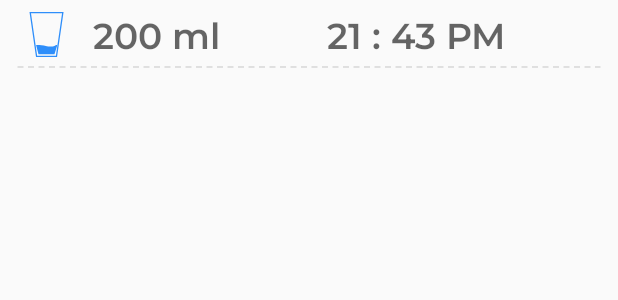
After one commit to kuldeep-IT/WaterRemainder2, an Android app: the layout layout_water_history.xml on its own in the app's theme, with its tools: preview values and no code run, on a phone screen of 412 x 824 dp. The commit adds this screen. Shown: the top 300 px of the screen. Run offline under Robolectric (Android 15) with nearby library versions, the phone set to English and light mode, and no system bars.

Commit message:
- history

```diff
--- a/app/src/main/java/com/example/waterremainder/MainActivity.kt
+++ b/app/src/main/java/com/example/waterremainder/MainActivity.kt
@@ -8,15 +8,20 @@ import android.os.Bundle
 import androidx.annotation.RequiresApi
 import androidx.appcompat.app.AppCompatActivity
 import androidx.databinding.DataBindingUtil
+import androidx.lifecycle.ViewModelProvider
 import androidx.lifecycle.asLiveData
 import androidx.viewpager2.adapter.FragmentStateAdapter
 import com.example.waterremainder.adapter.TabPagerAdapter
 import com.example.waterremainder.databinding.ActivityMainBinding
+import com.example.waterremainder.db.WaterDB
 import com.example.waterremainder.fragments.HistoryFragment
 import com.example.waterremainder.fragments.HomeFragment
 import com.example.waterremainder.fragments.SettingsFragment
+import com.example.waterremainder.repositories.WaterRepo
 import com.example.waterremainder.utils.DataStoreManager
 import com.example.waterremainder.utils.PreferenceKeys
+import com.example.waterremainder.viewmodel.WaterViewModel
+import com.example.waterremainder.viewmodel.WaterVmProv
 import com.example.waterremainder.walkThrough.MainWalkThrough
 import com.google.android.material.tabs.TabLayoutMediator
 
@@ -24,6 +29,8 @@ class MainActivity : AppCompatActivity() {
 
     lateinit var sharedPreferences: SharedPreferences
     lateinit var sharedEditor: SharedPreferences.Editor
+
+    lateinit var vm: WaterViewModel
 
     lateinit var dataStoreManager: DataStoreManager
     var isFirstRun: Boolean = false
@@ -36,6 +43,10 @@ class MainActivity : AppCompatActivity() {
         super.onCreate(savedInstanceState)
 
         binding = DataBindingUtil.setContentView(this, R.layout.activity_main)
+
+        val repo = WaterRepo(WaterDB(this))
+        val viewModelProviderFactory = WaterVmProv(repo)
+        vm =  ViewModelProvider(this,viewModelProviderFactory).get(WaterViewModel::class.java)
 
         sharedPreferences = getPreferences(Context.MODE_PRIVATE)
         sharedEditor = sharedPreferences.edit()
--- a/app/src/main/java/com/example/waterremainder/fragments/HomeFragment.kt
+++ b/app/src/main/java/com/example/waterremainder/fragments/HomeFragment.kt
@@ -11,16 +11,22 @@ import android.widget.Toast
 import androidx.core.content.ContextCompat
 import androidx.fragment.app.Fragment
 import androidx.lifecycle.Lifecycle
+import androidx.lifecycle.Observer
 import androidx.lifecycle.asLiveData
 import androidx.recyclerview.widget.GridLayoutManager
 import androidx.recyclerview.widget.RecyclerView
+import com.example.waterremainder.MainActivity
 import com.example.waterremainder.R
 import com.example.waterremainder.adapter.DialogBottleAdapter
 import com.example.waterremainder.databinding.FragmentHomeBinding
+import com.example.waterremainder.db.WaterDB
 import com.example.waterremainder.model.BottleSizeData
+import com.example.waterremainder.model.WaterData
+import com.example.waterremainder.repositories.WaterRepo
 import com.example.waterremainder.utils.DataStoreManager
 import com.example.waterremainder.utils.PreferenceKeys.GLASS_SIZE
 import com.example.waterremainder.utils.PreferenceKeys.TAKEN_WATER_VALUE
+import com.example.waterremainder.viewmodel.WaterViewModel
 import com.google.android.gms.ads.*
 import com.google.android.gms.ads.interstitial.InterstitialAd
 import com.google.android.gms.ads.interstitial.InterstitialAdLoadCallback
@@ -46,7 +52,7 @@ class HomeFragment : Fragment(), View.OnClickListener {
     private var mInterstitialAd: InterstitialAd? = null
     private lateinit var bottleAdapter: DialogBottleAdapter
     lateinit var dataStoreManager: DataStoreManager
-
+    lateinit var viewModel: WaterViewModel
     var takenWater = 0
 
     override fun onCreateView(
@@ -56,6 +62,8 @@ class HomeFragment : Fragment(), View.OnClickListener {
         // Inflate the layout for this fragment
         binding = FragmentHomeBinding.inflate(inflater, container, false)
         dataStoreManager = DataStoreManager(requireActivity())
+
+        viewModel = (activity as MainActivity).vm
 
         dataStoreManager.readIntegerFromDataStore(TAKEN_WATER_VALUE).asLiveData()
             .observe(requireActivity(), {
@@ -218,6 +226,23 @@ class HomeFragment : Fragment(), View.OnClickListener {
                     })
 
                 takenWater = takenWater + glassSizeValue
+
+                var waterData = WaterData(
+                    id = System.currentTimeMillis(),
+                    glassSize = glassSizeValue,
+                    time = System.currentTimeMillis(),
+                    takenWater = takenWater
+                )
+
+                viewModel.addWater(waterData)
+//                Log.d("GET_STORED_DATA", viewModel.getAllWater.toString() )
+
+                viewModel.getAllWater.observe(requireActivity(), Observer{ list ->
+                    list.let {
+                        Log.d("GET_STORED_DATA", it.toString() )
+                    }
+                })
+
                 binding.tvTakenDrink.setText(takenWater.toString())
                 CoroutineScope(Dispatchers.IO).launch {
                     dataStoreManager.saveIntToDataStore(TAKEN_WATER_VALUE, takenWater)
--- a/app/src/main/java/com/example/waterremainder/model/WaterHistoryData.kt
+++ b/app/src/main/java/com/example/waterremainder/model/WaterHistoryData.kt
@@ -14,4 +14,5 @@ data class WaterData(
 
     var time: Long?,
 
+    var takenWater : Int?
 ):Serializable
--- /dev/null
+++ b/app/src/main/res/drawable/dotted_line.xml
@@ -0,0 +1,9 @@
+<?xml version="1.0" encoding="utf-8"?>
+<shape xmlns:android="http://schemas.android.com/apk/res/android"
+    android:shape="line">
+    <stroke
+        android:width="0.8dp"
+        android:color="#C5C5C5"
+        android:dashWidth="4dp"
+        android:dashGap="3dp" />
+</shape>
--- /dev/null
+++ b/app/src/main/res/layout/layout_water_history.xml
@@ -0,0 +1,68 @@
+<?xml version="1.0" encoding="utf-8"?>
+<layout xmlns:android="http://schemas.android.com/apk/res/android"
+    xmlns:app="http://schemas.android.com/apk/res-auto">
+
+    <data>
+
+    </data>
+
+    <LinearLayout
+        android:layout_width="match_parent"
+        android:layout_height="wrap_content"
+        android:orientation="vertical"
+        >
+
+        <LinearLayout
+            android:layout_width="match_parent"
+            android:layout_height="match_parent"
+            android:layout_marginTop="8dp"
+            android:orientation="horizontal">
+
+            <com.airbnb.lottie.LottieAnimationView
+                android:id="@+id/animation_view"
+                android:layout_width="30dp"
+                android:layout_height="30dp"
+                android:layout_marginLeft="16dp"
+                app:layout_constraintEnd_toEndOf="parent"
+                app:layout_constraintHorizontal_bias="0.0"
+                app:layout_constraintStart_toStartOf="parent"
+                app:layout_constraintTop_toTopOf="parent"
+                app:lottie_autoPlay="true"
+                app:lottie_loop="true"
+                app:lottie_rawRes="@raw/history_water" />
+
+            <TextView
+                android:id="@+id/tvTakenWater"
+                android:layout_width="140dp"
+                android:layout_height="match_parent"
+                android:layout_marginLeft="16dp"
+                android:hint="200 ml"
+                android:textSize="24sp"
+                android:fontFamily="@font/montserrat_semibold"
+                android:textColor="@color/gray"
+                />
+
+            <TextView
+                android:id="@+id/tvTakenTime"
+                android:layout_width="match_parent"
+                android:layout_height="match_parent"
+                android:layout_marginLeft="16dp"
+                android:hint="21 : 43 PM"
+                android:textSize="24sp"
+                android:fontFamily="@font/montserrat_semibold"
+                android:textColor="@color/gray"
+                />
+
+        </LinearLayout>
+
+        <View
+            android:layout_width="match_parent"
+            android:layout_marginTop="6dp"
+            android:layout_height="1dp"
+            android:layout_marginHorizontal="11dp"
+            android:background="@drawable/dotted_line"
+            android:layerType="software"/>
+
+
+    </LinearLayout>
+</layout>
```
Also changed, not shown: app/src/main/res/raw/history_water.json (added, +1 -0 lines).
